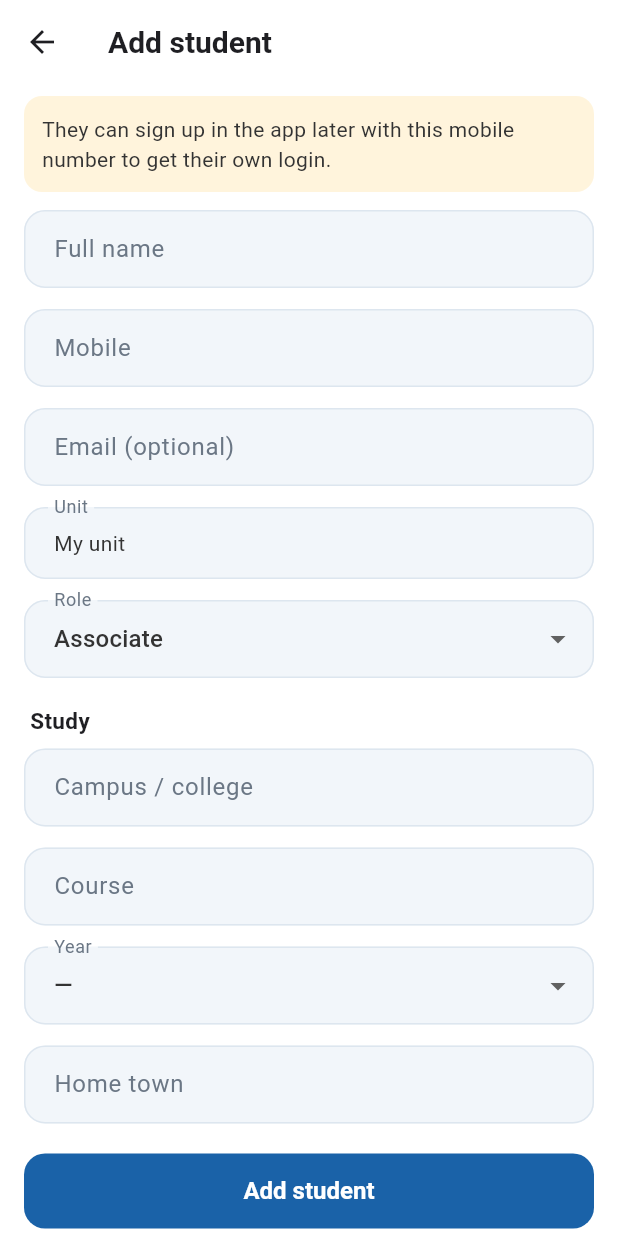
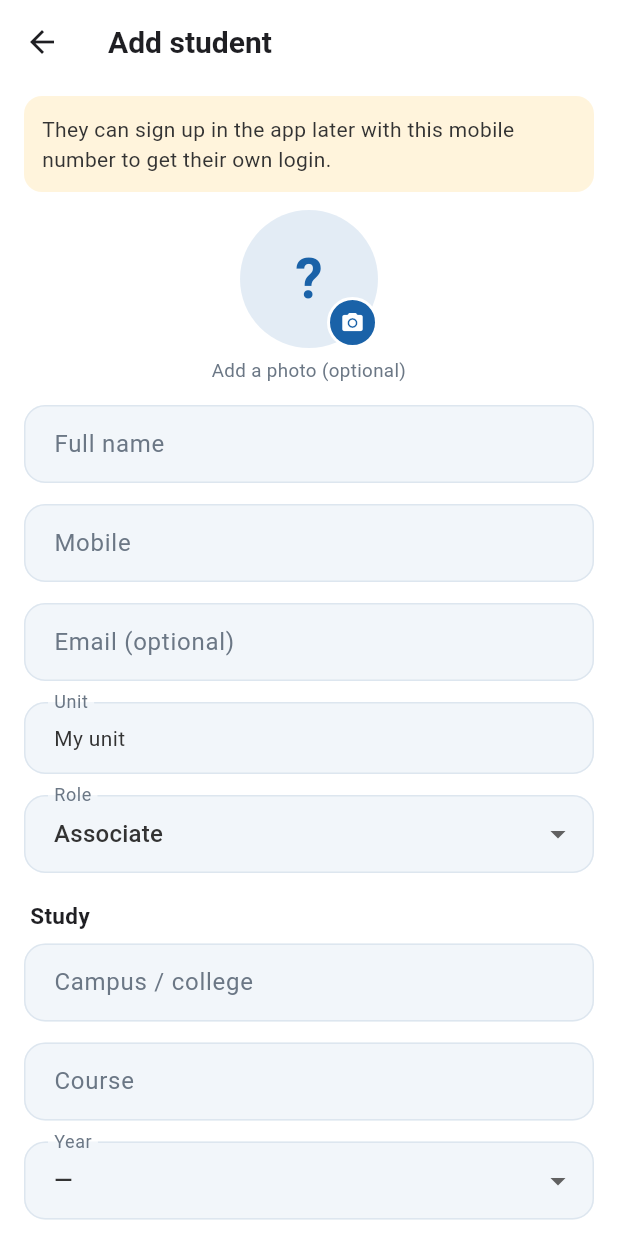
Before and after one commit to hipersignerp-dev/sio-connect, a Flutter app: the MemberFormScreen screen opened directly, on a phone screen of 412 x 824 dp. Run offline on Flutter 3.47's test engine with Material 3 defaults, Android fonts, the phone set to English and light mode, and no system bars; our stand-ins replace device_info_plus, flutter_secure_storage, image_picker, local_auth, material_ui, shared_preferences; accounts and stored records are empty; network calls fail.

Commit message:
Student photos: add, change or remove from the app (own profile, member sheet, add/edit student), shown across the app
Co-Authored-By: Claude Opus 5.5 <noreply@anthropic.com>
Claude-Session: https://claude.ai/code/session_01X4MdESM21T3NmSGURMtxUs

```diff
--- a/mobile/lib/app_state.dart
+++ b/mobile/lib/app_state.dart
@@ -17,6 +17,9 @@ class AppState extends ChangeNotifier {
   /// Bumped after any change so open screens reload.
   final changes = ValueNotifier<int>(0);
   void refreshAll() => changes.value++;
+
+  /// Tell listeners [me] changed (e.g. a new photo).
+  void touch() => notifyListeners();
 
   bool can(String capability) => (me['capabilities'] as Map?)?[capability] == true;
   String get status => (me['status'] ?? '').toString();
--- /dev/null
+++ b/mobile/lib/photo.dart
@@ -0,0 +1,145 @@
+import 'dart:convert';
+import 'dart:typed_data';
+
+import 'package:image_picker/image_picker.dart';
+import 'package:material_ui/material_ui.dart';
+
+import 'api.dart';
+import 'theme.dart';
+import 'widgets.dart';
+
+/// A round photo with a camera badge. Tap to take a photo, pick one from the gallery or remove it.
+///
+/// - [self]: the signed-in person's own photo.
+/// - [memberId]: a student someone manages.
+/// - Neither: the photo is only held here ([onPicked]) and uploaded after the record is saved.
+class PhotoPicker extends StatefulWidget {
+  const PhotoPicker({
+    super.key,
+    required this.name,
+    this.photo,
+    this.memberId,
+    this.self = false,
+    this.onChanged,
+    this.onPicked,
+    this.radius = 46,
+  });
+  final String name;
+  final String? photo;
+  final String? memberId;
+  final bool self;
+  final ValueChanged<String?>? onChanged;
+  final ValueChanged<String?>? onPicked; // base64 of the picked photo, for a record not saved yet
+  final double radius;
+
+  @override
+  State<PhotoPicker> createState() => _PhotoPickerState();
+}
+
+class _PhotoPickerState extends State<PhotoPicker> {
+  late String? _photo = widget.photo;
+  Uint8List? _local;
+  bool _busy = false;
+
+  bool get _live => widget.self || widget.memberId != null;
+
+  Future<void> _choose() async {
+    final has = _photo != null || _local != null;
+    final pick = await showModalBottomSheet<String>(
+      context: context,
+      showDragHandle: true,
+      builder: (s) => SafeArea(
+        child: Column(mainAxisSize: MainAxisSize.min, children: [
+          ListTile(leading: const Icon(Icons.photo_camera_outlined), title: const Text('Take a photo'), onTap: () => Navigator.pop(s, 'camera')),
+          ListTile(leading: const Icon(Icons.photo_library_outlined), title: const Text('Choose from gallery'), onTap: () => Navigator.pop(s, 'gallery')),
+          if (has)
+            ListTile(
+              leading: const Icon(Icons.delete_outline, color: SioColors.red),
+              title: const Text('Remove photo', style: TextStyle(color: SioColors.red)),
+              onTap: () => Navigator.pop(s, 'remove'),
+            ),
+        ]),
+      ),
+    );
+    if (pick == null || !mounted) return;
+    if (pick == 'remove') {
+      await _upload(null);
+      return;
+    }
+    final f = await ImagePicker().pickImage(
+      source: pick == 'camera' ? ImageSource.camera : ImageSource.gallery,
+      preferredCameraDevice: CameraDevice.front,
+      maxWidth: 640,
+      maxHeight: 640,
+      imageQuality: 78,
+    );
+    if (f == null || !mounted) return;
+    await _upload(await f.readAsBytes());
+  }
+
+  Future<void> _upload(Uint8List? bytes) async {
+    final data = bytes == null ? null : base64Encode(bytes);
+    if (!_live) {
+      setState(() => _local = bytes);
+      widget.onPicked?.call(data);
+      return;
+    }
+    setState(() => _busy = true);
+    String? url;
+    final ok = await run(context, () async {
+      final r = await Api.call('${Api.m}set_member_photo', {
+        if (!widget.self) 'member': widget.memberId,
+        'photo_data': data,
+      });
+      url = (r as Map?)?['photo']?.toString();
+    }, done: bytes == null ? 'Photo removed.' : 'Photo saved.');
+    if (!mounted) return;
+    setState(() {
+      _busy = false;
+      if (ok) {
+        _photo = url;
+        _local = bytes;
+      }
+    });
+    if (ok) widget.onChanged?.call(url);
+  }
+
+  @override
+  Widget build(BuildContext context) {
+    final r = widget.radius;
+    final ImageProvider? img = _local != null
+        ? MemoryImage(_local!)
+        : (_photo != null && _photo!.isNotEmpty ? NetworkImage('${Api.baseUrl}$_photo') : null);
+    return Center(
+      child: InkWell(
+        customBorder: const CircleBorder(),
+        onTap: _busy ? null : _choose,
+        child: Stack(children: [
+          img != null
+              ? CircleAvatar(radius: r, backgroundColor: SioColors.cardHigh, backgroundImage: img)
+              : Avatar(widget.name, radius: r, light: true),
+          if (_busy)
+            Positioned.fill(
+              child: CircleAvatar(
+                backgroundColor: Colors.black38,
+                child: const SizedBox(width: 26, height: 26, child: CircularProgressIndicator(strokeWidth: 2.5, color: Colors.white)),
+              ),
+            ),
+          Positioned(
+            right: 0,
+            bottom: 0,
+            child: Container(
+              padding: const EdgeInsets.all(7),
+              decoration: BoxDecoration(
+                color: SioColors.blue,
+                shape: BoxShape.circle,
+                border: Border.all(color: Colors.white, width: 2),
+              ),
+              child: const Icon(Icons.photo_camera, size: 16, color: Colors.white),
+            ),
+          ),
+        ]),
+      ),
+    );
+  }
+}
--- a/mobile/lib/screens/manage_screens.dart
+++ b/mobile/lib/screens/manage_screens.dart
@@ -5,6 +5,7 @@ import 'package:material_ui/material_ui.dart';
 import '../api.dart';
 import '../app_state.dart';
 import '../theme.dart';
+import '../photo.dart';
 import '../widgets.dart';
 import 'collection_screens.dart';
 
@@ -548,6 +549,7 @@ class _MemberFormScreenState extends State<MemberFormScreen> {
   final _books = TextEditingController();
   final _note = TextEditingController();
   bool _mulakath = false;
+  String? _newPhoto; // picked before the student is saved
   String _year = '';
   String _role = 'Associate';
   String _status = 'Active';
@@ -588,7 +590,7 @@ class _MemberFormScreenState extends State<MemberFormScreen> {
   Future<void> _save() async {
     setState(() => _busy = true);
     final ok = await run(context, () async {
-      await Api.call('${Api.m}save_member', {
+      final r = await Api.call('${Api.m}save_member', {
         'name': _m?['name'],
         'full_name': _name.text.trim(),
         'mobile': _mobile.text.trim(),
@@ -606,6 +608,9 @@ class _MemberFormScreenState extends State<MemberFormScreen> {
           'membership_note': _note.text.trim(),
         },
       });
+      if (_m == null && _newPhoto != null) {
+        await Api.call('${Api.m}set_member_photo', {'member': (r as Map)['name'], 'photo_data': _newPhoto});
+      }
     }, done: _m == null ? '${_name.text.trim()} added.' : 'Saved.');
     if (!mounted) return;
     setState(() => _busy = false);
@@ -626,6 +631,17 @@ class _MemberFormScreenState extends State<MemberFormScreen> {
             padding: EdgeInsets.only(bottom: 12),
             child: SioBanner(text: 'They can sign up in the app later with this mobile number to get their own login.'),
           ),
+        PhotoPicker(
+          name: _name.text.isEmpty ? '?' : _name.text,
+          photo: _m?['photo']?.toString(),
+          memberId: _m?['name']?.toString(),
+          onChanged: (u) => _m?['photo'] = u,
+          onPicked: (b) => _newPhoto = b,
+        ),
+        const SizedBox(height: 6),
+        Text(_m == null ? 'Add a photo (optional)' : 'Tap to change the photo',
+            textAlign: TextAlign.center, style: const TextStyle(color: SioColors.textSecondary, fontSize: 12.5)),
+        const SizedBox(height: 14),
         TextField(controller: _name, textCapitalization: TextCapitalization.words, decoration: const InputDecoration(labelText: 'Full name')),
         const SizedBox(height: 14),
         TextField(controller: _mobile, keyboardType: TextInputType.phone, decoration: const InputDecoration(labelText: 'Mobile')),
--- a/mobile/lib/screens/meeting_screens.dart
+++ b/mobile/lib/screens/meeting_screens.dart
@@ -198,7 +198,7 @@ class _MeetingScreenState extends State<MeetingScreen> {
                         final id = r['member'].toString();
                         final on = _present.contains(id);
                         return ListTile(
-                          leading: Avatar(r['full_name'].toString(), radius: 18, light: true),
+                          leading: Avatar(r['full_name'].toString(), radius: 18, light: true, photo: r['photo']),
                           title: Text(r['full_name'].toString()),
                           subtitle: (r['rsvp'] ?? '').toString().isEmpty ? null : Text('RSVP: ${r['rsvp']}'),
                           trailing: FilledButton(
--- a/mobile/lib/screens/member_screens.dart
+++ b/mobile/lib/screens/member_screens.dart
@@ -3,6 +3,7 @@ import 'package:material_ui/material_ui.dart';
 import '../api.dart';
 import '../app_state.dart';
 import '../theme.dart';
+import '../photo.dart';
 import '../widgets.dart';
 import 'manage_screens.dart';
 
@@ -75,7 +76,7 @@ class _MembersScreenState extends State<MembersScreen> {
                   for (final m in list)
                     ListTile(
                       onTap: () => _open(context, Map<String, dynamic>.from(m)),
-                      leading: Avatar(m['full_name'].toString()),
+                      leading: Avatar(m['full_name'].toString(), photo: m['photo']),
                       title: Text(m['full_name'].toString(), style: const TextStyle(fontWeight: FontWeight.w600)),
                       subtitle: Text([m['campus'], m['unit']].where((x) => x != null && '$x'.isNotEmpty).join(' · '),
                           maxLines: 1, overflow: TextOverflow.ellipsis),
@@ -110,7 +111,19 @@ class _MembersScreenState extends State<MembersScreen> {
             padding: const EdgeInsets.fromLTRB(20, 0, 20, 20),
             child: Column(mainAxisSize: MainAxisSize.min, crossAxisAlignment: CrossAxisAlignment.stretch, children: [
               Row(children: [
-                Avatar(m['full_name'].toString(), radius: 26),
+                if (AppState.i.can('add_members'))
+                  PhotoPicker(
+                    name: m['full_name'].toString(),
+                    photo: m['photo']?.toString(),
+                    memberId: m['name'].toString(),
+                    radius: 30,
+                    onChanged: (u) {
+                      m['photo'] = u;
+                      setState(() => _version++);
+                    },
+                  )
+                else
+                  Avatar(m['full_name'].toString(), radius: 26, photo: m['photo']),
                 const SizedBox(width: 14),
                 Expanded(
                   child: Column(crossAxisAlignment: CrossAxisAlignment.start, children: [
--- a/mobile/lib/screens/more_screen.dart
+++ b/mobile/lib/screens/more_screen.dart
@@ -5,6 +5,7 @@ import '../app_state.dart';
 import '../biometric.dart';
 import '../theme.dart';
 import '../update_service.dart';
+import '../photo.dart';
 import '../widgets.dart';
 import 'accounts_screen.dart';
 import 'donors_screen.dart';
@@ -34,7 +35,7 @@ class MoreScreen extends StatelessWidget {
           body: ListView(padding: const EdgeInsets.fromLTRB(16, 8, 16, 96), children: [
             SioPanel(
               child: Row(children: [
-                Avatar((me['full_name'] ?? '').toString(), radius: 26),
+                Avatar((me['full_name'] ?? '').toString(), radius: 26, photo: me['photo']),
                 const SizedBox(width: 14),
                 Expanded(
                   child: Column(crossAxisAlignment: CrossAxisAlignment.start, children: [
@@ -235,6 +236,21 @@ class _ProfileScreenState extends State<ProfileScreen> {
     return Scaffold(
       appBar: AppBar(title: const Text('My profile')),
       body: ListView(padding: const EdgeInsets.all(16), children: [
+        if (me['member'] != null) ...[
+          PhotoPicker(
+            name: (me['full_name'] ?? '').toString(),
+            photo: me['photo']?.toString(),
+            self: true,
+            onChanged: (u) {
+              AppState.i.me['photo'] = u;
+              AppState.i.refreshAll();
+              AppState.i.touch();
+            },
+          ),
+          const SizedBox(height: 6),
+          const Text('Tap to add or change your photo', textAlign: TextAlign.center, style: TextStyle(color: SioColors.textSecondary, fontSize: 12.5)),
+          const SizedBox(height: 14),
+        ],
         SioPanel(
           child: Column(crossAxisAlignment: CrossAxisAlignment.start, children: [
             Text((me['full_name'] ?? '').toString(), style: const TextStyle(fontSize: 17, fontWeight: FontWeight.w700)),
--- a/mobile/lib/widgets.dart
+++ b/mobile/lib/widgets.dart
@@ -151,13 +151,16 @@ class Stat extends StatelessWidget {
 }
 
 class Avatar extends StatelessWidget {
-  const Avatar(this.name, {super.key, this.radius = 20, this.light = false});
+  const Avatar(this.name, {super.key, this.radius = 20, this.light = false, this.photo});
   final String name;
   final double radius;
   final bool light;
+  final dynamic photo; // a /files/... address, when the person has a photo
 
   @override
-  Widget build(BuildContext context) => CircleAvatar(
+  Widget build(BuildContext context) => '${photo ?? ''}'.isNotEmpty
+      ? CircleAvatar(radius: radius, backgroundColor: SioColors.cardHigh, backgroundImage: NetworkImage('${Api.baseUrl}$photo'))
+      : CircleAvatar(
         radius: radius,
         backgroundColor: light ? SioColors.cardHigh : SioColors.blue,
         foregroundColor: light ? SioColors.blue : Colors.white,
```
Also changed, not shown: mobile/lib/screens/home_screen.dart (+13 -0 lines), 4 other files.
